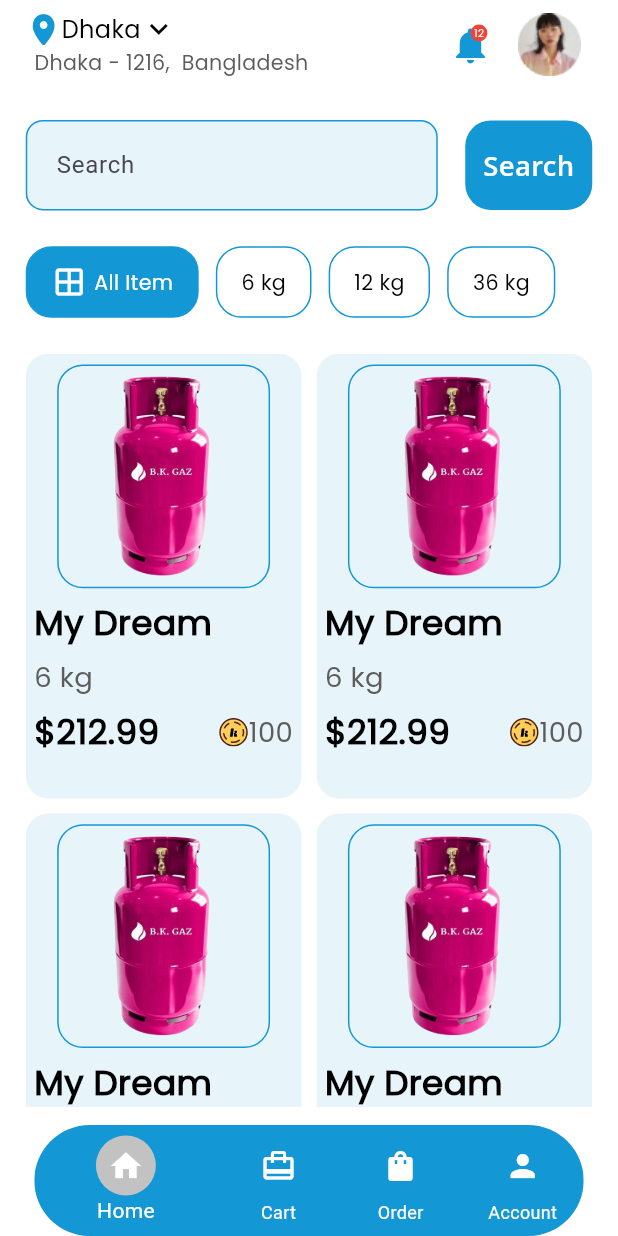
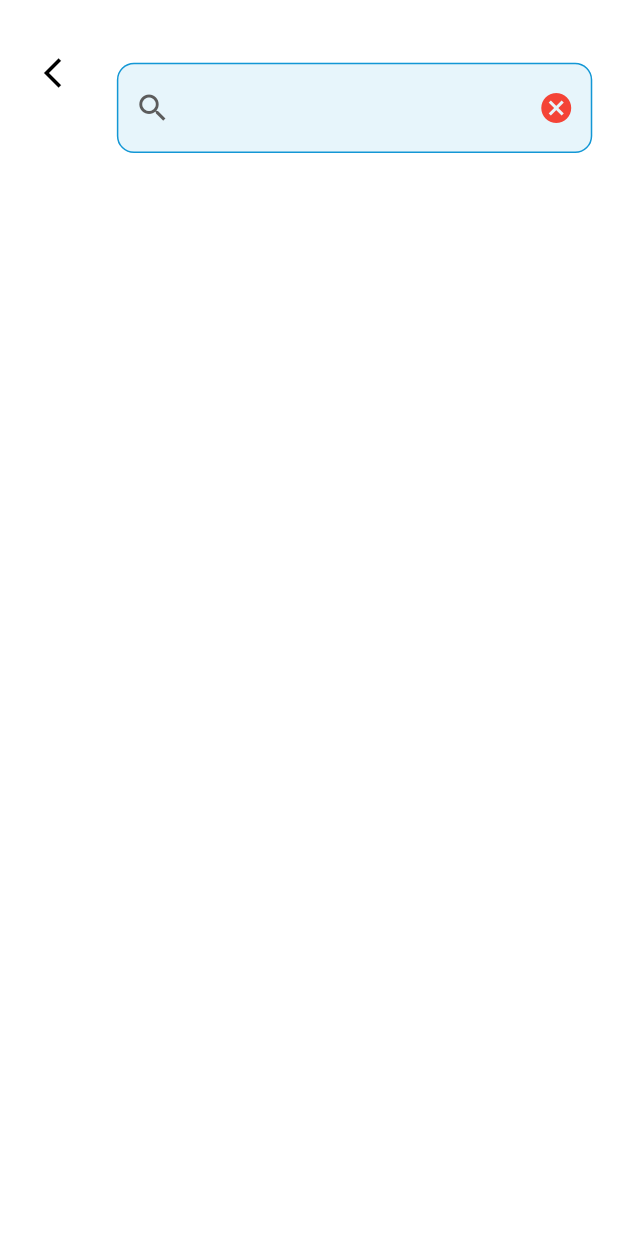
Before and after one commit to TopuFD/bk-gas, a Flutter app: the BottomBarScreen screen opened by its route, after a tap on "Search", on a phone screen of 412 x 824 dp. Run offline on Flutter 3.47's test engine with Material 3 defaults, Android fonts, the phone set to English and light mode, and no system bars; our stand-ins replace flutter_screenutil, flutter_svg, get, image_picker, pin_code_fields; Roboto replaces fonts that are missing (Open Sans).

Commit message:
add search screen

```diff
--- a/lib/route/app_route.dart
+++ b/lib/route/app_route.dart
@@ -4,9 +4,9 @@ import 'package:bk_gas/view/authe_screen/login_screen.dart';
 import 'package:bk_gas/view/authe_screen/profile_setup.dart';
 import 'package:bk_gas/view/authe_screen/signup_screen.dart';
 import 'package:bk_gas/view/bottom_bar.dart';
+import 'package:bk_gas/view/home_screen/search_screen.dart';
 import 'package:bk_gas/view/splash_screen/onbording.dart';
 import 'package:bk_gas/view/splash_screen/splash.dart';
-import 'package:flutter/material.dart';
 import 'package:get/get_navigation/get_navigation.dart';
 
 class AppRoute {
@@ -17,14 +17,16 @@ class AppRoute {
   static String getOtpScreen = "/getOtpScreen";
   static String profileSetup = "/profileSetup";
   static String bottomBarScreen = "/bottomBarScreen";
+  static String searchScreen = "/searchScreen";
 }
 
 List<GetPage> getPage = [
-  GetPage(name: AppRoute.initialRout, page: () => const SplashScreen(),curve: Curves.bounceOut,),
-  GetPage(name: AppRoute.onbording, page: () => const OnbordingScreen(),curve: Curves.bounceOut,),
-  GetPage(name: AppRoute.loginScreen, page: () => LoginScreen(),curve: Curves.bounceOut,),
-  GetPage(name: AppRoute.signupScreen, page: () => SignupScreen(),curve: Curves.bounceOut,),
-  GetPage(name: AppRoute.getOtpScreen, page: () =>const OtpCodeScreen(),curve: Curves.bounceOut,),
-  GetPage(name: AppRoute.profileSetup, page: () =>ProfileSetup(),curve: Curves.bounceOut,),
-  GetPage(name: AppRoute.bottomBarScreen, page: () =>BottomBarScreen(),curve: Curves.bounceOut,),
+  GetPage(name: AppRoute.initialRout, page: () => const SplashScreen(),transition: Transition.leftToRight,),
+  GetPage(name: AppRoute.onbording, page: () => const OnbordingScreen(),transition: Transition.leftToRight,),
+  GetPage(name: AppRoute.loginScreen, page: () => LoginScreen(),transition: Transition.leftToRight,),
+  GetPage(name: AppRoute.signupScreen, page: () => SignupScreen(),transition: Transition.leftToRight,),
+  GetPage(name: AppRoute.getOtpScreen, page: () =>const OtpCodeScreen(),transition: Transition.leftToRight,),
+  GetPage(name: AppRoute.profileSetup, page: () =>ProfileSetup(),transition: Transition.leftToRight,),
+  GetPage(name: AppRoute.bottomBarScreen, page: () =>BottomBarScreen(),transition: Transition.leftToRight,),
+  GetPage(name: AppRoute.searchScreen, page: () =>SearchBarScreen(),transition: Transition.leftToRight,),
 ];
--- a/lib/view/bottom_bar.dart
+++ b/lib/view/bottom_bar.dart
@@ -14,7 +14,7 @@ class BottomBarScreen extends StatelessWidget {
 
   final RxInt currentIndex = 0.obs;
   final List<Widget> pages = [
-     HomeScreen(),
+     const HomeScreen(),
     const CartScreen(),
     const OrderScreen(),
     const AccountScreen()
--- a/lib/view/home_screen/home_screen.dart
+++ b/lib/view/home_screen/home_screen.dart
@@ -1,3 +1,4 @@
+import 'package:bk_gas/route/app_route.dart';
 import 'package:bk_gas/utils/color.dart';
 import 'package:bk_gas/utils/image.dart';
 import 'package:bk_gas/widget/custom_card.dart';
@@ -10,7 +11,7 @@ import 'package:get/get.dart';
 
 // ignore: must_be_immutable
 class HomeScreen extends StatefulWidget {
-  HomeScreen({super.key});
+  const HomeScreen({super.key});
 
   @override
   State<HomeScreen> createState() => _HomeScreenState();
@@ -52,12 +53,17 @@ class _HomeScreenState extends State<HomeScreen> {
                 child: Row(
                   mainAxisAlignment: MainAxisAlignment.spaceBetween,
                   children: [
+                    //search bar here======================================================>
                     SizedBox(
                         width: Get.width / 1.5,
                         child: CustomTextFormField(
                             hintText: "Search", controller: searchController)),
                     InkWell(
-                      onTap: (){},
+                      onTap: () {
+                        Get.toNamed(AppRoute.searchScreen,arguments: {
+                          "searchText": searchController,
+                        });
+                      },
                       child: Container(
                         height: 50.h,
                         width: 74.w,
@@ -133,21 +139,31 @@ class _HomeScreenState extends State<HomeScreen> {
               // })
 
               // product list here=========================================>
-              SizedBox(height: 20.h,),
+              SizedBox(
+                height: 20.h,
+              ),
 
               Expanded(
                 child: GridView.builder(
-                  itemCount: 10,
-                    gridDelegate: const SliverGridDelegateWithFixedCrossAxisCount(
-                      crossAxisSpacing: 10,
-                      mainAxisSpacing: 10,
-                        crossAxisCount: 2,
-                        childAspectRatio: 0.62),
+                    itemCount: 10,
+                    gridDelegate:
+                        const SliverGridDelegateWithFixedCrossAxisCount(
+                            crossAxisSpacing: 10,
+                            mainAxisSpacing: 10,
+                            crossAxisCount: 2,
+                            childAspectRatio: 0.62),
                     itemBuilder: (context, index) {
-                      return CustomCard(imagePath: AppImage.productImage, title: 'My Dream', price: '212.99', weight: '6',);
+                      return CustomCard(
+                        imagePath: AppImage.productImage,
+                        title: 'My Dream',
+                        price: '212.99',
+                        weight: '6',
+                      );
                     }),
               ),
-              SizedBox(height: 10.h,),
+              SizedBox(
+                height: 10.h,
+              ),
             ],
           ),
         ),
@@ -261,13 +277,3 @@ class _HomeScreenState extends State<HomeScreen> {
     );
   }
 }
-              // SizedBox(
-              //   height: 50.h,
-              //   width: Get.width,
-              //   child: ListView.builder(
-              //     scrollDirection: Axis.horizontal,
-              //       itemCount: 4,
-              //       itemBuilder: (context, index) {
-              //         return CustomCatagory(title: "6kg", index: index);
-              //       }),
-              // )
--- /dev/null
+++ b/lib/view/home_screen/search_screen.dart
@@ -0,0 +1,70 @@
+import 'package:bk_gas/utils/color.dart';
+import 'package:bk_gas/widget/custom_textfield.dart';
+import 'package:flutter/material.dart';
+import 'package:flutter_screenutil/flutter_screenutil.dart';
+import 'package:get/get.dart';
+
+// ignore: must_be_immutable
+class SearchBarScreen extends StatelessWidget {
+  SearchBarScreen({super.key});
+  var searchText = Get.arguments["searchText"];
+  @override
+  Widget build(BuildContext context) {
+    return Scaffold(
+      appBar: PreferredSize(
+        preferredSize: const Size.fromHeight(80),
+        child: AppBar(
+          backgroundColor: AppColor.textwhite,
+          automaticallyImplyLeading: false,
+          scrolledUnderElevation: 0,
+          surfaceTintColor: AppColor.textwhite,
+          shadowColor: AppColor.textwhite,
+          flexibleSpace: searchAppbar(),
+        ),
+      ),
+      body: const Column(
+        children: [],
+      ),
+    );
+  }
+
+  Widget searchAppbar() {
+    return Padding(
+      padding: EdgeInsets.symmetric(horizontal: 15.w),
+      child: Row(
+        mainAxisAlignment: MainAxisAlignment.spaceBetween,
+        crossAxisAlignment: CrossAxisAlignment.center,
+        children: [
+          Padding(
+            padding: EdgeInsets.only(top: 15.h),
+            child: IconButton(
+              onPressed: () {
+                Get.back();
+              },
+              icon: const Icon(
+                Icons.arrow_back_ios,
+                color: AppColor.textblack,
+              ),
+            ),
+          ),
+          Padding(
+            padding: EdgeInsets.only(top: 35.h),
+            child: SizedBox(
+              width: Get.width / 1.3,
+              child: CustomTextFormField(
+                prefixIcon: const Icon(Icons.search, color: AppColor.textgrey),
+                controller: searchText,
+                suffixIcon: IconButton(
+                  onPressed: () {
+                    searchText.clear();
+                  },
+                  icon: const Icon(Icons.cancel, color: AppColor.colorRed),
+                ),
+              ),
+            ),
+          ),
+        ],
+      ),
+    );
+  }
+}
--- a/lib/widget/custom_card.dart
+++ b/lib/widget/custom_card.dart
@@ -65,7 +65,7 @@ class CustomCard extends StatelessWidget {
                     mainAxisAlignment: MainAxisAlignment.spaceBetween,
                     children: [
                       SvgPicture.asset(AppImage.koinImage),
-                      DocumentText(documentText: "100")
+                      const DocumentText(documentText: "100")
                     ],
                   )
                 ],
--- a/lib/widget/custom_textfield.dart
+++ b/lib/widget/custom_textfield.dart
@@ -4,7 +4,7 @@ import 'package:flutter_screenutil/flutter_screenutil.dart';
 import 'package:get/get.dart';
 
 class CustomTextFormField extends StatelessWidget {
-  final String hintText;
+  final String? hintText;
   final TextEditingController controller;
   final FormFieldValidator<String>? validator;
   final TextInputType keyboardType;
@@ -15,7 +15,7 @@ class CustomTextFormField extends StatelessWidget {
 
   const CustomTextFormField({
     super.key,
-    required this.hintText,
+    this.hintText,
     required this.controller,
     this.validator,
     this.keyboardType = TextInputType.text,
```
